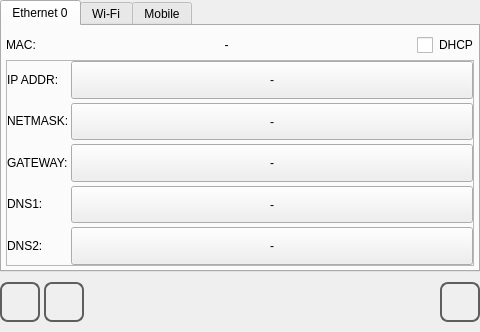
Before: the Qt Designer form qt_library/ATCMsystem/net_conf.ui in MECTsrl/mect_plugins, drawn with Qt 5.
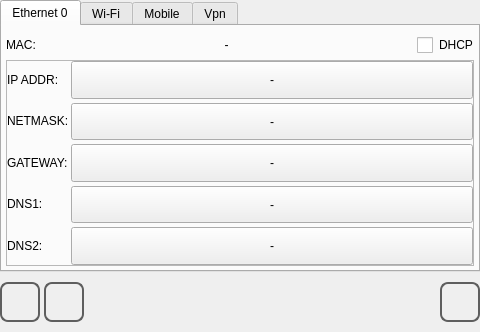
After: the same form once the commit is applied. The open tabs and pages were chosen to show the change. Icons and pictures are not drawn.

Commit message: Adding VPN Tab to net_conf

Patch:
```diff
--- a/qt_library/ATCMsystem/net_conf.ui
+++ b/qt_library/ATCMsystem/net_conf.ui
@@ -1168,6 +1168,11 @@
        </item>
       </layout>
      </widget>
+     <widget class="QWidget" name="tab_vpn">
+      <attribute name="title">
+       <string>Vpn</string>
+      </attribute>
+     </widget>
     </widget>
    </item>
    <item>
```
Left out of the diff: 2 changed lines with no effect on the pictures. The commit also changes 4 other files.
